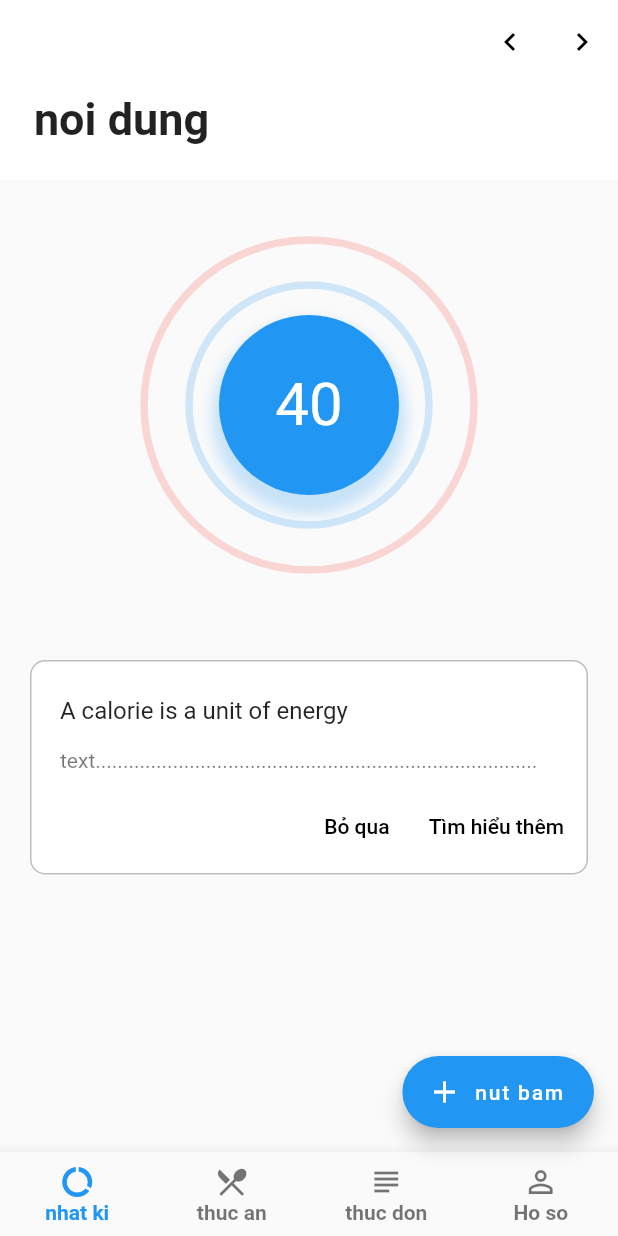
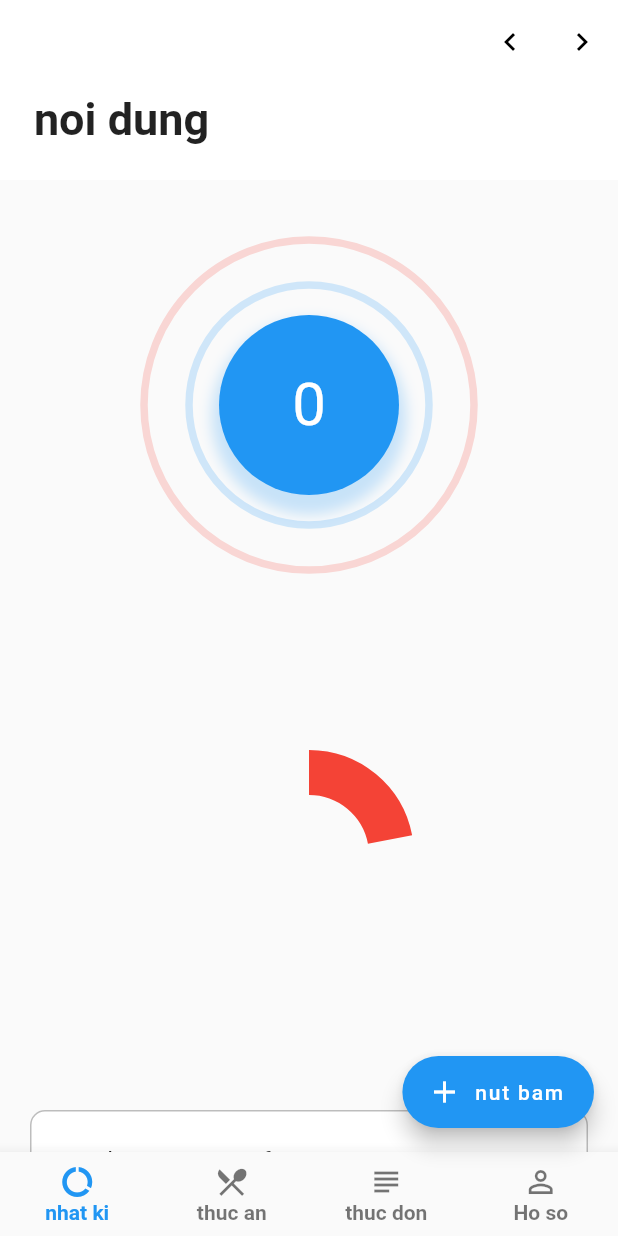
Before and after one commit to tunglq17080/code-123, a Flutter app: the screen it shows after launch, after a tap on the "keyboard arrow left" icon, on a phone screen of 412 x 824 dp. Run offline on Flutter 3.47's test engine with Material 2 defaults, Android fonts, the phone set to English and light mode, and no system bars; Roboto replaces fonts that are missing (OpenSans).

Commit message:
small chart widget( complement with small chart component)

```diff
--- a/doanfinal/calories/lib/components/donut_chart.dart
+++ b/doanfinal/calories/lib/components/donut_chart.dart
@@ -49,11 +49,12 @@ class DonutChartPainter extends CustomPainter {
 }
 
 class DonutChart extends StatefulWidget {
+  DonutChart({Key key}) : super(key: key);
   @override
-  _DonutChartState createState() => _DonutChartState();
+  DonutChartState createState() => DonutChartState();
 }
 
-class _DonutChartState extends State<DonutChart> with TickerProviderStateMixin {
+class DonutChartState extends State<DonutChart> with TickerProviderStateMixin {
   double value;
   AnimationController valueAnimationController;
 
@@ -73,9 +74,12 @@ class _DonutChartState extends State<DonutChart> with TickerProviderStateMixin {
       });
   }
 
+  void playAnimation() {
+    valueAnimationController.forward(from: 0.0);
+  }
+
   @override
   Widget build(BuildContext context) {
-    valueAnimationController.forward(from: 0.4);
     return Container(
       child: CustomPaint(
           painter: DonutChartPainter(value: value),
--- a/doanfinal/calories/lib/main.dart
+++ b/doanfinal/calories/lib/main.dart
@@ -1,8 +1,10 @@
 import 'package:flutter/material.dart';
 import 'package:flutter/services.dart';
 import 'package:calories/components/donut_chart.dart';
+import 'package:calories/components/small_donut_chart.dart';
 
 void main() => runApp(MyApp());
+GlobalKey<SmallDonutChartState> globalKey = GlobalKey();
 
 class MyApp extends StatelessWidget {
   @override
@@ -32,10 +34,10 @@ class MyHomePage extends StatefulWidget {
   MyHomePage({Key key, this.title}) : super(key: key);
   final String title;
   @override
-  _MyHomePageState createState() => _MyHomePageState();
+  MyHomePageState createState() => MyHomePageState();
 }
 
-class _MyHomePageState extends State<MyHomePage> with WidgetsBindingObserver {
+class MyHomePageState extends State<MyHomePage> with WidgetsBindingObserver {
   int _counter = 0;
   SystemUiOverlayStyle systemUiOverlayStyle = new SystemUiOverlayStyle(
     statusBarColor: Colors.transparent,
@@ -83,7 +85,7 @@ class _MyHomePageState extends State<MyHomePage> with WidgetsBindingObserver {
 
   void _incrementCounter() {
     setState(() {
-      _counter++;
+      globalKey.currentState.playAnimation();
     });
   }
 
@@ -129,6 +131,14 @@ class _MyHomePageState extends State<MyHomePage> with WidgetsBindingObserver {
                 height: 300,
                 padding: EdgeInsets.all(20),
                 child: DonutChart(),
+              ),
+              Container(
+                height: 300,
+                width: 300,
+                padding: EdgeInsets.all(80),
+                child: SmallDonutChart(
+                  key: globalKey,
+                ),
               ),
               Card(
                 elevation: 0,
```
